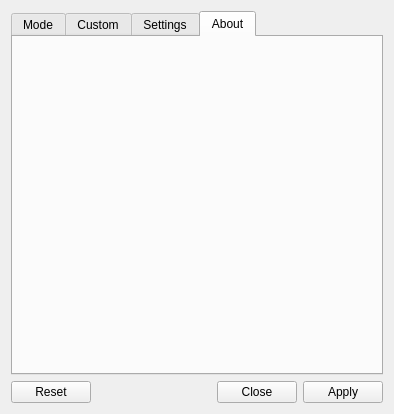
Above: software/ui/dialog.ui from boucaron/3DMouse before the change. Below: the same form after it.
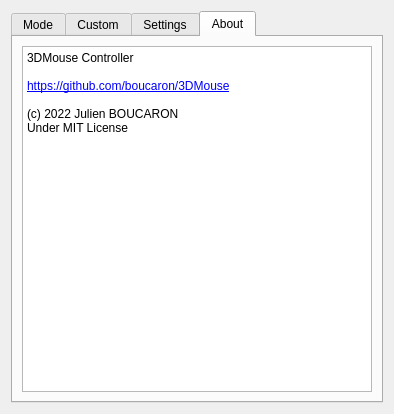
That is the form after the change. The open tabs and pages were chosen to show the change. Icons and pictures are not drawn.

Diff of the .ui file:
```diff
--- a/software/ui/dialog.ui
+++ b/software/ui/dialog.ui
@@ -371,19 +371,27 @@
       <attribute name="title">
        <string>About</string>
       </attribute>
+      <layout class="QVBoxLayout" name="verticalLayout_3">
+       <item>
+        <widget class="QTextEdit" name="textEdit">
+         <property name="html">
+          <string>&lt;!DOCTYPE HTML PUBLIC &quot;-//W3C//DTD HTML 4.0//EN&quot; &quot;http://www.w3.org/TR/REC-html40/strict.dtd&quot;&gt;
+&lt;html&gt;&lt;head&gt;&lt;meta name=&quot;qrichtext&quot; content=&quot;1&quot; /&gt;&lt;meta charset=&quot;utf-8&quot; /&gt;&lt;style type=&quot;text/css&quot;&gt;
+p, li { white-space: pre-wrap; }
+&lt;/style&gt;&lt;/head&gt;&lt;body style=&quot; font-family:'Segoe UI'; font-size:9pt; font-weight:400; font-style:normal;&quot;&gt;
+&lt;p style=&quot; margin-top:0px; margin-bottom:0px; margin-left:0px; margin-right:0px; -qt-block-indent:0; text-indent:0px;&quot;&gt;3DMouse Controller&lt;/p&gt;
+&lt;p style=&quot;-qt-paragraph-type:empty; margin-top:0px; margin-bottom:0px; margin-left:0px; margin-right:0px; -qt-block-indent:0; text-indent:0px;&quot;&gt;&lt;br /&gt;&lt;/p&gt;
+&lt;p style=&quot; margin-top:0px; margin-bottom:0px; margin-left:0px; margin-right:0px; -qt-block-indent:0; text-indent:0px;&quot;&gt;&lt;a href=&quot;https://github.com/boucaron/3DMouse&quot;&gt;&lt;span style=&quot; text-decoration: underline; color:#0000ff;&quot;&gt;https://github.com/boucaron/3DMouse&lt;/span&gt;&lt;/a&gt;&lt;/p&gt;
+&lt;p style=&quot;-qt-paragraph-type:empty; margin-top:0px; margin-bottom:0px; margin-left:0px; margin-right:0px; -qt-block-indent:0; text-indent:0px;&quot;&gt;&lt;br /&gt;&lt;/p&gt;
+&lt;p style=&quot; margin-top:0px; margin-bottom:0px; margin-left:0px; margin-right:0px; -qt-block-indent:0; text-indent:0px;&quot;&gt;(c) 2022 Julien BOUCARON&lt;/p&gt;
+&lt;p style=&quot; margin-top:0px; margin-bottom:0px; margin-left:0px; margin-right:0px; -qt-block-indent:0; text-indent:0px;&quot;&gt;Under MIT License&lt;/p&gt;&lt;/body&gt;&lt;/html&gt;</string>
+         </property>
+        </widget>
+       </item>
+      </layout>
      </widget>
     </widget>
    </item>
-   <item>
-    <widget class="QDialogButtonBox" name="buttonBox">
-     <property name="orientation">
-      <enum>Qt::Horizontal</enum>
-     </property>
-     <property name="standardButtons">
-      <set>QDialogButtonBox::Apply|QDialogButtonBox::Close|QDialogButtonBox::Reset</set>
-     </property>
-    </widget>
-   </item>
   </layout>
  </widget>
  <resources/>
```
Left out of the diff: 35 changed lines with no effect on the pictures.
